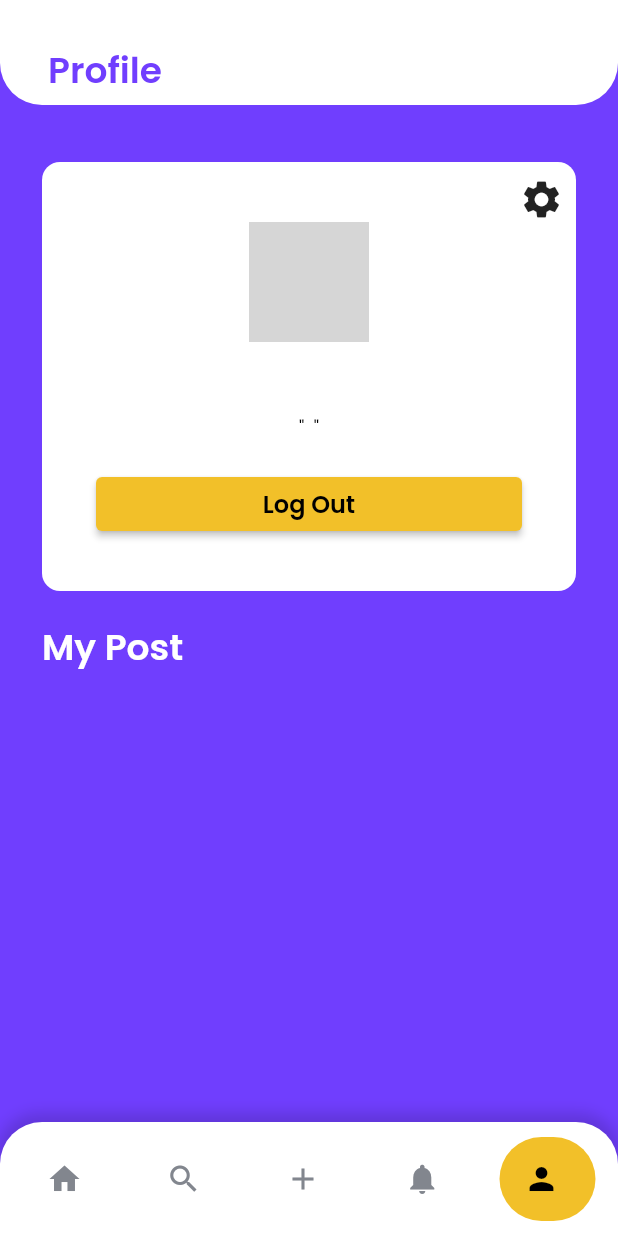
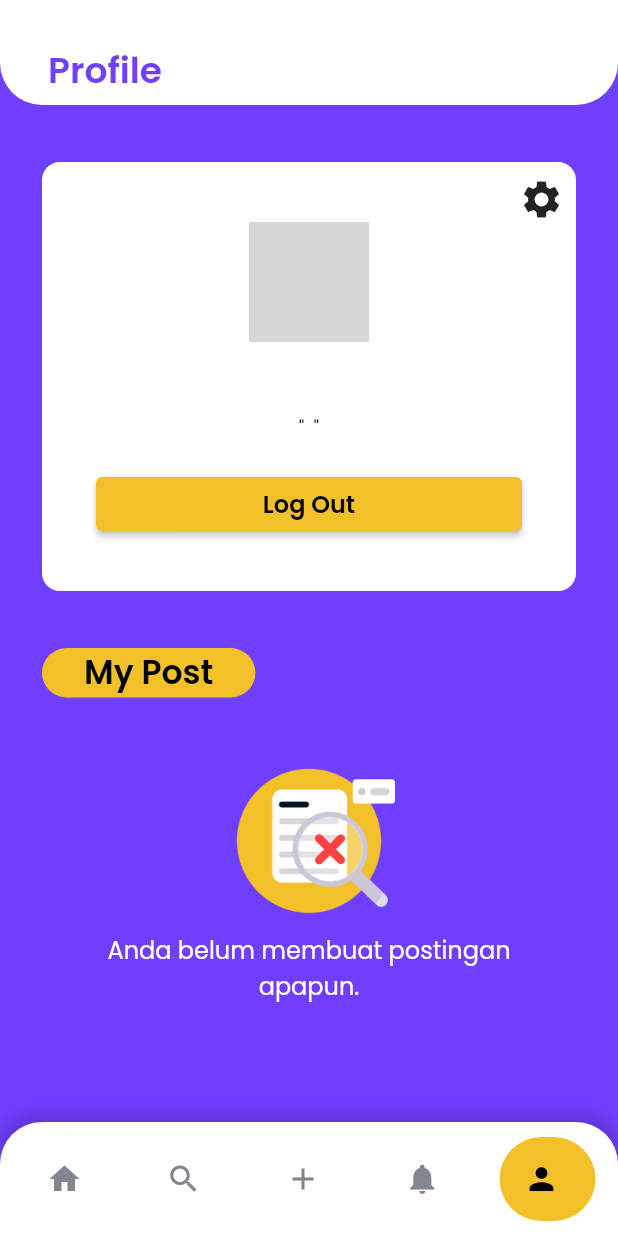
Before and after one commit to Bintang73/Discus-in, a Flutter app: the screen it shows once a user with an empty profile is signed in, item 5 of the bottom bar chosen, on a phone screen of 412 x 824 dp. Run offline on Flutter 3.47's test engine with Material 2 defaults, Android fonts, the phone set to English and light mode, and no system bars; drawn by our look-alikes of google_nav_bar; our stand-ins replace cloud_firestore, firebase_auth, firebase_core, firebase_storage, google_fonts, image_picker and 2 more; missing offline and left inert: slider_captcha; accounts and stored records are empty; network calls fail; grey boxes are pictures that could not be loaded.

Commit message:
fix some bugs Fixes #30

```diff
--- a/lib/models/user.dart
+++ b/lib/models/user.dart
@@ -3,6 +3,7 @@ class Users {
   String name;
   String bio;
   String urlProfile;
+
 
   Users({
     required this.idUser,
--- a/lib/pages/profile_page.dart
+++ b/lib/pages/profile_page.dart
@@ -2,29 +2,29 @@ import 'package:cloud_firestore/cloud_firestore.dart';
 import 'package:firebase_auth/firebase_auth.dart';
 import 'package:flutter/material.dart';
 import 'package:stalkin/pages/setting_page.dart';
+import 'package:stalkin/widgets/not_found_card.dart';
+import 'package:stalkin/widgets/title.dart';
 
 import '../models/post.dart';
 import '../theme.dart';
 import '../widgets/post_card_profile.dart';
 
 class ProfilePage extends StatefulWidget {
-  const ProfilePage({super.key});
+  const ProfilePage({Key? key}) : super(key: key);
 
   @override
   State<ProfilePage> createState() => _ProfilePageState();
 }
 
 class _ProfilePageState extends State<ProfilePage> {
-  // user
   final currentUser = FirebaseAuth.instance.currentUser!;
   List<Post> posts = [];
+  bool isLoading = true;
 
   @override
   void initState() {
     super.initState();
-    setState(() {
     getPost();
-    });
   }
 
   Future<void> getPost() async {
@@ -34,25 +34,24 @@ class _ProfilePageState extends State<ProfilePage> {
       QuerySnapshot<Object?> snapshot = await postCollection
           .where('email', isEqualTo: currentUser.email)
           .get();
-      // ignore: prefer_is_empty
-      if (snapshot.docs.length > 0) {
+
+      if (snapshot.docs.isNotEmpty) {
         for (int i = 0; i < snapshot.docs.length && i < 20; i++) {
           String email = snapshot.docs[i].get('email');
           DocumentSnapshot docSnapshot = await FirebaseFirestore.instance
               .collection('Users')
               .doc(email)
               .get();
+          if (docSnapshot.exists) {
             Map<String, dynamic> data =
                 docSnapshot.data() as Map<String, dynamic>;
             String name = data['name'];
             String userUrlProfile = data['urlProfile'];
             String userContent = snapshot.docs[i].get('postingan');
-          String getDocId = snapshot.docs[i].id; // Get the document ID
+            String getDocId = snapshot.docs[i].id;
             String getTopic = snapshot.docs[i].get('kategori');
             int userCommentCount = snapshot.docs[i].get('commentCount');
             int userTimestamp = snapshot.docs[i].get('timestamp');
-          setState(() {
-            if (docSnapshot.exists) {
             posts.add(
               Post(
                 idPost: getDocId,
@@ -65,9 +64,11 @@ class _ProfilePageState extends State<ProfilePage> {
               ),
             );
           }
+        }
+      }
+      setState(() {
+        isLoading = false;
       });
-        }
-      } // Trigger a rebuild after retrieving the posts
     } catch (e) {
       ScaffoldMessenger.of(context).showSnackBar(
         SnackBar(
@@ -76,9 +77,16 @@ class _ProfilePageState extends State<ProfilePage> {
             style: semiPoppins,
           ),
           backgroundColor: Colors.red,
+          duration: const Duration(seconds: 1),
         ),
       );
     }
+  }
+
+  void deletePost(Post post) {
+    setState(() {
+      posts.remove(post);
+    });
   }
 
   @override
@@ -97,21 +105,22 @@ class _ProfilePageState extends State<ProfilePage> {
                 bottomRight: Radius.circular(28),
               ),
             ),
-            toolbarHeight: 70, // Adjust the desired height here
+            toolbarHeight: 70,
             flexibleSpace: FlexibleSpaceBar(
               background: Container(
                 margin: const EdgeInsets.only(top: 25),
                 child: Column(
                   mainAxisAlignment: MainAxisAlignment.center,
-                  crossAxisAlignment: CrossAxisAlignment
-                      .start, // Aligns the text vertically at the center
+                  crossAxisAlignment: CrossAxisAlignment.start,
                   children: [
                     Container(
                       padding: const EdgeInsets.symmetric(horizontal: 32),
                       child: Text(
                         'Profile',
                         style: semiPoppins.copyWith(
-                            fontSize: 24, color: mainColor),
+                          fontSize: 24,
+                          color: mainColor,
+                        ),
                       ),
                     ),
                   ],
@@ -120,7 +129,8 @@ class _ProfilePageState extends State<ProfilePage> {
             ),
           ),
           SliverList(
-            delegate: SliverChildListDelegate([
+            delegate: SliverChildListDelegate(
+              [
                 Container(
                   margin: const EdgeInsets.only(top: 38),
                   child: Padding(
@@ -135,21 +145,26 @@ class _ProfilePageState extends State<ProfilePage> {
                           ),
                           height: 286,
                           child: Column(
-                            // mainAxisAlignment: MainAxisAlignment.spaceBetween,
                             children: [
                               Row(
                                 mainAxisAlignment: MainAxisAlignment.end,
                                 children: [
                                   Container(
                                     padding: const EdgeInsets.only(
-                                        top: 10, left: 8, right: 8),
+                                      top: 10,
+                                      left: 8,
+                                      right: 8,
+                                    ),
                                     child: GestureDetector(
                                       onTap: () {
-                                        Navigator.push(context,
+                                        Navigator.push(
+                                          context,
                                           MaterialPageRoute(
                                             builder: (context) {
                                               return const SettingPage();
-                                        }));
+                                            },
+                                          ),
+                                        );
                                       },
                                       child: const Icon(
                                         Icons.settings,
@@ -159,14 +174,12 @@ class _ProfilePageState extends State<ProfilePage> {
                                   ),
                                 ],
                               ),
-                              // buildstream
                               StreamBuilder<DocumentSnapshot>(
                                 stream: FirebaseFirestore.instance
                                     .collection('Users')
                                     .doc(currentUser.email)
                                     .snapshots(),
                                 builder: (context, snapshot) {
-                                  // get user data
                                   if (snapshot.hasData) {
                                     final userData = snapshot.data!.data()
                                         as Map<String, dynamic>;
@@ -174,8 +187,8 @@ class _ProfilePageState extends State<ProfilePage> {
                                       children: [
                                         Container(
                                           padding: const EdgeInsets.symmetric(
-                                              horizontal: 36),
-                                          // color: Colors.red,
+                                            horizontal: 36,
+                                          ),
                                           width: double.infinity,
                                           child: Column(
                                             children: [
@@ -192,22 +205,26 @@ class _ProfilePageState extends State<ProfilePage> {
                                               Container(
                                                 margin:
                                                     const EdgeInsets.symmetric(
-                                                        vertical: 12),
+                                                  vertical: 12,
+                                                ),
                                                 child: Text(
                                                   userData['name'],
                                                   style: semiPoppins.copyWith(
-                                                      fontSize: 16),
+                                                    fontSize: 16,
+                                                  ),
                                                 ),
                                               ),
                                               Container(
                                                 margin: const EdgeInsets.only(
-                                                    bottom: 18),
+                                                  bottom: 18,
+                                                ),
                                                 child: Text(
-                                                  // ignore: prefer_interpolation_to_compose_strings
                                                   '${'" ' + userData['bio']} "',
                                                   textAlign: TextAlign.center,
-                                                  style: regularPoppins
-                                                      .copyWith(fontSize: 12),
+                                                  style:
+                                                      regularPoppins.copyWith(
+                                                    fontSize: 12,
+                                                  ),
                                                 ),
                                               ),
                                               SizedBox(
@@ -249,20 +266,32 @@ class _ProfilePageState extends State<ProfilePage> {
                             ],
                           ),
                         ),
+                        const MyTitle(title: 'My Post'),
+                        if (isLoading)
                           Container(
-                          margin: const EdgeInsets.only(top: 20, bottom: 8),
-                          child: Text(
-                            'My Post',
-                            style: semiPoppins.copyWith(
-                                fontSize: 24, color: whiteColor),
+                            margin: const EdgeInsets.symmetric(vertical: 20),
+                            alignment: Alignment.center,
+                            child: const CircularProgressIndicator(),
+                          ),
+                        if (!isLoading && posts.isEmpty)
+                          const NotFoundCard(
+                            deskripsi: 'Anda belum membuat postingan apapun.',
+                          ),
+                        if (!isLoading && posts.isNotEmpty)
+                          ...posts
+                              .map(
+                                (post) => PostCardProfile(
+                                  post: post,
+                                  onDelete: deletePost,
+                                ),
+                              )
+                              .toList(),
+                      ],
                     ),
                   ),
-                        ...posts.map((post) => PostCardProfile(post)).toList(),
+                ),
               ],
-                    )),
             ),
-              // Add your remaining ListView children here
-            ]),
           ),
         ],
       ),
--- a/lib/pages/setting_page.dart
+++ b/lib/pages/setting_page.dart
@@ -50,6 +50,7 @@ class _SettingPageState extends State<SettingPage> {
               style: semiPoppins,
             ),
             backgroundColor: Colors.green,
+            duration: const Duration(seconds: 1),
           ),
         );
       }
@@ -61,6 +62,7 @@ class _SettingPageState extends State<SettingPage> {
             style: semiPoppins,
           ),
           backgroundColor: Colors.red,
+          duration: const Duration(seconds: 1),
         ),
       );
     }
--- a/lib/pages/sign_in_page.dart
+++ b/lib/pages/sign_in_page.dart
@@ -36,6 +36,7 @@ class _SignInPageState extends State<SignInPage> {
             style: semiPoppins,
           ),
           backgroundColor: Colors.red,
+          duration: const Duration(seconds: 1),
         ),
       );
     }
@@ -101,6 +102,7 @@ class _SignInPageState extends State<SignInPage> {
                           style: semiPoppins,
                         ),
                         backgroundColor: Colors.red,
+                        duration: const Duration(seconds: 1),
                       ),
                     );
                   }
@@ -137,6 +139,7 @@ class _SignInPageState extends State<SignInPage> {
             style: semiPoppins,
           ),
           backgroundColor: Colors.red,
+          duration: const Duration(seconds: 1),
         ),
       );
     } finally {
@@ -307,6 +310,7 @@ class _SignInPageState extends State<SignInPage> {
                               style: semiPoppins,
                             ),
                             backgroundColor: Colors.red,
+                            duration: const Duration(seconds: 1),
                           ),
                         );
                       } else {
--- a/lib/pages/sign_up_page.dart
+++ b/lib/pages/sign_up_page.dart
@@ -47,6 +47,7 @@ class _SignUpPageState extends State<SignUpPage> {
             style: semiPoppins,
           ),
           backgroundColor: Colors.red,
+          duration: const Duration(seconds: 1),
         ),
       );
     }
@@ -90,6 +91,7 @@ class _SignUpPageState extends State<SignUpPage> {
             style: semiPoppins,
           ),
           backgroundColor: Colors.red,
+          duration: const Duration(seconds: 1),
         ));
       }
     } on FirebaseAuthException catch (e) {
@@ -99,6 +101,7 @@ class _SignUpPageState extends State<SignUpPage> {
           style: semiPoppins,
         ),
         backgroundColor: Colors.red,
+        duration: const Duration(seconds: 1),
       ));
     } finally {
       Navigator.of(context).pop();
@@ -183,6 +186,7 @@ class _SignUpPageState extends State<SignUpPage> {
                           style: semiPoppins,
                         ),
                         backgroundColor: Colors.red,
+                        duration: const Duration(seconds: 1),
                       ),
                     );
                   }
@@ -427,6 +431,7 @@ class _SignUpPageState extends State<SignUpPage> {
                               style: semiPoppins,
                             ),
                             backgroundColor: Colors.red,
+                            duration: const Duration(seconds: 1),
                           ),
                         );
                       } else {
--- /dev/null
+++ b/lib/widgets/not_found_card.dart
@@ -0,0 +1,32 @@
+import 'package:flutter/material.dart';
+
+import '../theme.dart';
+
+class NotFoundCard extends StatelessWidget {
+  final String deskripsi;
+  const NotFoundCard({super.key, required this.deskripsi});
+
+  @override
+  Widget build(BuildContext context) {
+    return Container(
+      width: double.infinity,
+      margin: const EdgeInsets.symmetric(vertical: 20, horizontal: 32),
+      child: Column(
+        children: [
+          Image.asset(
+            'assets/notfound.png',
+            height: 120,
+          ),
+          Text(
+            deskripsi,
+            textAlign: TextAlign.center,
+            style: regularPoppins.copyWith(
+              fontSize: 16,
+              color: whiteColor,
+            ),
+          ),
+        ],
+      ),
+    );
+  }
+}
--- a/lib/widgets/notification_card.dart
+++ b/lib/widgets/notification_card.dart
@@ -48,7 +48,7 @@ class NotificationUser extends StatelessWidget {
                     votes: 1,
                     idPost: '1',
                     idTopic: '2',
-                    profileUser: 'ok',
+                    profileUser: "https://api.multiavatar.com/nizar.png",
                     timestamp: 1688127705,
                   );
                 }));
--- a/lib/widgets/search_card.dart
+++ b/lib/widgets/search_card.dart
@@ -35,7 +35,7 @@ class SearchUsers extends StatelessWidget {
               children: [
                 ClipRRect(
                   borderRadius: BorderRadius.circular(100),
-                  child: Image.asset(
+                  child: Image.network(
                     user.urlProfile,
                     height: 30,
                     width: 30,
@@ -58,6 +58,7 @@ class SearchUsers extends StatelessWidget {
                     urlProfile: user.urlProfile,
                     name: user.name,
                     bio: user.bio,
+                    email: user.idUser,
                   );
                 }));
               },
--- /dev/null
+++ b/lib/widgets/title.dart
@@ -0,0 +1,30 @@
+import 'package:flutter/material.dart';
+
+import '../theme.dart';
+
+class MyTitle extends StatelessWidget {
+  final String title;
+  const MyTitle({super.key, required this.title});
+
+  @override
+  Widget build(BuildContext context) {
+    return Container(
+      margin: const EdgeInsets.only(
+        top: 38,
+        bottom: 16,
+      ),
+      padding: const EdgeInsets.symmetric(horizontal: 28),
+      decoration: BoxDecoration(
+        color: secondaryColor,
+        borderRadius: BorderRadius.circular(20),
+      ),
+      child: Text(
+        title,
+        style: semiPoppins.copyWith(
+          fontSize: 22,
+          color: blackColor,
+        ),
+      ),
+    );
+  }
+}
```
Also changed, not shown: lib/pages/home_page.dart (+12 -16 lines), lib/pages/post_page.dart (+6 -1 lines), lib/pages/search_page.dart (+3 -5 lines), lib/pages/topic_post_page.dart (+3 -6 lines), lib/pages/view_users_page.dart (+88 -21 lines), lib/widgets/post_card_profile.dart (+20 -11 lines), assets/notfound.png (added). Lines whose indentation alone changed are shown as unchanged.
